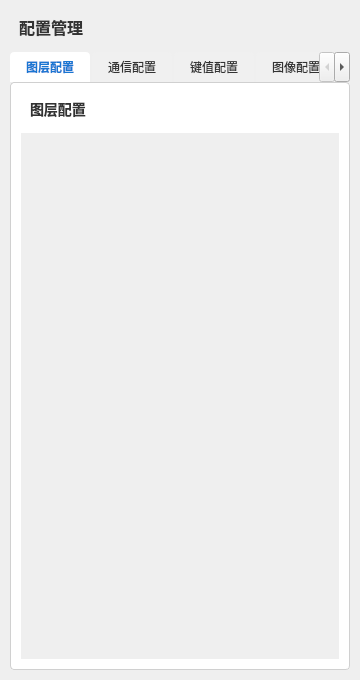
Above: src/mainwindow/ui/display_config_widget.ui from jocaine/ROS2_Qt5_Robot_HMI before the change. Below: the same form after it.
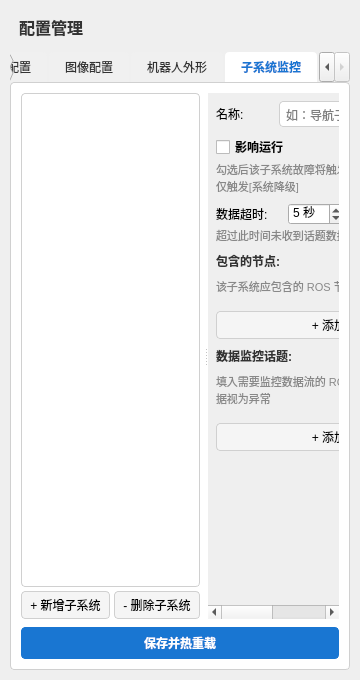
That is the form after the change. The open tabs and pages were chosen to show the change.

Commit message: 1）msg_info: 新增 kReloadNodeGroupConfig 枚举值及对应宏，用于节点组配置热重载消息 2）rclcomm: 新增 reload_node_group_sub_id_ 订阅，Stop() 补全对应 UNSUBSCRIBE 3）display_config_widget.ui: 新增子系统监控 Tab，包含节点组列表、节点/话题编辑区及保存热重载按钮 4）display_config_widget.h: 头文件重构，大量 Qt include 改为前向声明，删除冗余 tab/scrollarea 成员变量及废弃的 image_table_，新增节点组相关成员和方法声明 5）display_config_widget.cpp: 新增节点组增删改查完整逻辑（InitNodeGroupTab / RefreshNodeGroupList / LoadGroupDetail / OnSave 等），各 Init 函数改为直接通过 ui_-> 访问控件

```diff
--- a/src/mainwindow/ui/display_config_widget.ui
+++ b/src/mainwindow/ui/display_config_widget.ui
@@ -1066,6 +1066,398 @@
        </item>
       </layout>
      </widget>
+     <widget class="QWidget" name="nodeGroupTab">
+      <attribute name="title">
+       <string>子系统监控</string>
+      </attribute>
+      <layout class="QVBoxLayout" name="nodeGroupLayout">
+       <property name="leftMargin">
+        <number>10</number>
+       </property>
+       <property name="topMargin">
+        <number>10</number>
+       </property>
+       <property name="rightMargin">
+        <number>10</number>
+       </property>
+       <property name="bottomMargin">
+        <number>10</number>
+       </property>
+       <property name="spacing">
+        <number>8</number>
+       </property>
+       <item>
+        <widget class="QSplitter" name="nodeGroupSplitter">
+         <property name="orientation">
+          <enum>Qt::Horizontal</enum>
+         </property>
+         <widget class="QWidget" name="nodeGroupLeftPanel">
+          <layout class="QVBoxLayout" name="nodeGroupLeftLayout">
+           <property name="leftMargin">
+            <number>0</number>
+           </property>
+           <property name="topMargin">
+            <number>0</number>
+           </property>
+           <property name="rightMargin">
+            <number>4</number>
+           </property>
+           <property name="bottomMargin">
+            <number>0</number>
+           </property>
+           <property name="spacing">
+            <number>4</number>
+           </property>
+           <item>
+            <widget class="QListWidget" name="nodeGroupList">
+             <property name="styleSheet">
+              <string notr="true">QListWidget { border: 1px solid #d0d0d0; border-radius: 4px; background: #fff; }
+QListWidget::item { padding: 6px 8px; }
+QListWidget::item:selected { background: #1976d2; color: #fff; border-radius: 3px; }
+QListWidget::item:hover { background: #e3f2fd; }</string>
+             </property>
+            </widget>
+           </item>
+           <item>
+            <layout class="QHBoxLayout" name="groupBtnLayout">
+             <item>
+              <widget class="QPushButton" name="addGroupBtn">
+               <property name="styleSheet">
+                <string notr="true">QPushButton { border: 1px solid #d0d0d0; border-radius: 4px; padding: 4px 8px; background: #f5f5f5; }
+QPushButton:hover { background: #e0e0e0; }</string>
+               </property>
+               <property name="text">
+                <string>+ 新增子系统</string>
+               </property>
+              </widget>
+             </item>
+             <item>
+              <widget class="QPushButton" name="delGroupBtn">
+               <property name="styleSheet">
+                <string notr="true">QPushButton { border: 1px solid #d0d0d0; border-radius: 4px; padding: 4px 8px; background: #f5f5f5; }
+QPushButton:hover { background: #e0e0e0; }</string>
+               </property>
+               <property name="text">
+                <string>- 删除子系统</string>
+               </property>
+              </widget>
+             </item>
+            </layout>
+           </item>
+          </layout>
+         </widget>
+         <widget class="QScrollArea" name="nodeGroupRightScroll">
+          <property name="styleSheet">
+           <string notr="true">QScrollArea { border: none; }</string>
+          </property>
+          <property name="widgetResizable">
+           <bool>true</bool>
+          </property>
+          <widget class="QWidget" name="nodeGroupRightContent">
+           <layout class="QVBoxLayout" name="nodeGroupRightLayout">
+            <property name="leftMargin">
+             <number>8</number>
+            </property>
+            <property name="topMargin">
+             <number>8</number>
+            </property>
+            <property name="rightMargin">
+             <number>8</number>
+            </property>
+            <property name="bottomMargin">
+             <number>8</number>
+            </property>
+            <property name="spacing">
+             <number>8</number>
+            </property>
+            <item>
+             <layout class="QHBoxLayout" name="groupNameRowLayout">
+              <item>
+               <widget class="QLabel" name="groupNameLabel">
+                <property name="minimumSize">
+                 <size>
+                  <width>55</width>
+                  <height>0</height>
+                 </size>
+                </property>
+                <property name="maximumSize">
+                 <size>
+                  <width>55</width>
+                  <height>16777215</height>
+                 </size>
+                </property>
+                <property name="text">
+                 <string>名称:</string>
+                </property>
+               </widget>
+              </item>
+              <item>
+               <widget class="QLineEdit" name="groupNameEdit">
+                <property name="styleSheet">
+                 <string notr="true">QLineEdit { border:1px solid #d0d0d0; border-radius:4px; padding:4px; }</string>
+                </property>
+                <property name="placeholderText">
+                 <string>如：导航子系统、感知子系统</string>
+                </property>
+               </widget>
+              </item>
+             </layout>
+            </item>
+            <item>
+             <layout class="QVBoxLayout" name="criticalBlockLayout">
+              <property name="spacing">
+               <number>2</number>
+              </property>
+              <item>
+               <layout class="QHBoxLayout" name="criticalRowLayout">
+                <item>
+                 <widget class="QCheckBox" name="groupCriticalCheckbox">
+                  <property name="styleSheet">
+                   <string notr="true">QCheckBox { font-weight: bold; }</string>
+                  </property>
+                  <property name="text">
+                   <string>影响运行</string>
+                  </property>
+                 </widget>
+                </item>
+                <item>
+                 <spacer name="criticalSpacer">
+                  <property name="orientation">
+                   <enum>Qt::Horizontal</enum>
+                  </property>
+                  <property name="sizeHint" stdset="0">
+                   <size>
+                    <width>40</width>
+                    <height>20</height>
+                   </size>
+                  </property>
+                 </spacer>
+                </item>
+               </layout>
+              </item>
+              <item>
+               <widget class="QLabel" name="criticalHintLabel">
+                <property name="styleSheet">
+                 <string notr="true">color: #888; font-size: 11px;</string>
+                </property>
+                <property name="text">
+                 <string>勾选后该子系统故障将触发[系统故障]告警；不勾选仅触发[系统降级]</string>
+                </property>
+                <property name="wordWrap">
+                 <bool>true</bool>
+                </property>
+               </widget>
+              </item>
+             </layout>
+            </item>
+            <item>
+             <layout class="QVBoxLayout" name="timeoutBlockLayout">
+              <property name="spacing">
+               <number>2</number>
+              </property>
+              <item>
+               <layout class="QHBoxLayout" name="timeoutRowLayout">
+                <item>
+                 <widget class="QLabel" name="timeoutLabel">
+                  <property name="minimumSize">
+                   <size>
+                    <width>70</width>
+                    <height>0</height>
+                   </size>
+                  </property>
+                  <property name="maximumSize">
+                   <size>
+                    <width>70</width>
+                    <height>16777215</height>
+                   </size>
+                  </property>
+                  <property name="text">
+                   <string>数据超时:</string>
+                  </property>
+                 </widget>
+                </item>
+                <item>
+                 <widget class="QSpinBox" name="groupTimeoutSpinbox">
+                  <property name="suffix">
+                   <string> 秒</string>
+                  </property>
+                  <property name="minimum">
+                   <number>1</number>
+                  </property>
+                  <property name="maximum">
+                   <number>60</number>
+                  </property>
+                  <property name="value">
+                   <number>5</number>
+                  </property>
+                 </widget>
+                </item>
+                <item>
+                 <spacer name="timeoutSpacer">
+                  <property name="orientation">
+                   <enum>Qt::Horizontal</enum>
+                  </property>
+                  <property name="sizeHint" stdset="0">
+                   <size>
+                    <width>40</width>
+                    <height>20</height>
+                   </size>
+                  </property>
+                 </spacer>
+                </item>
+               </layout>
+              </item>
+              <item>
+               <widget class="QLabel" name="timeoutHintLabel">
+                <property name="styleSheet">
+                 <string notr="true">color: #888; font-size: 11px;</string>
+                </property>
+                <property name="text">
+                 <string>超过此时间未收到话题数据，视为数据中断</string>
+                </property>
+               </widget>
+              </item>
+             </layout>
+            </item>
+            <item>
+             <widget class="QLabel" name="nodesLabel">
+              <property name="styleSheet">
+               <string notr="true">font-weight: bold; color: #333;</string>
+              </property>
+              <property name="text">
+               <string>包含的节点:</string>
+              </property>
+             </widget>
+            </item>
+            <item>
+             <widget class="QLabel" name="nodesHintLabel">
+              <property name="styleSheet">
+               <string notr="true">color: #888; font-size: 11px;</string>
+              </property>
+              <property name="text">
+               <string>该子系统应包含的 ROS 节点名称，缺失时触发告警</string>
+              </property>
+             </widget>
+            </item>
+            <item>
+             <widget class="QFrame" name="nodesScrollContent">
+              <layout class="QVBoxLayout" name="nodesScrollLayout">
+               <property name="leftMargin">
+                <number>0</number>
+               </property>
+               <property name="topMargin">
+                <number>0</number>
+               </property>
+               <property name="rightMargin">
+                <number>0</number>
+               </property>
+               <property name="bottomMargin">
+                <number>0</number>
+               </property>
+               <property name="spacing">
+                <number>2</number>
+               </property>
+              </layout>
+             </widget>
+            </item>
+            <item>
+             <widget class="QPushButton" name="addNodeBtn">
+              <property name="styleSheet">
+               <string notr="true">QPushButton { border: 1px solid #d0d0d0; border-radius: 4px; padding: 4px 8px; background: #f5f5f5; }
+QPushButton:hover { background: #e0e0e0; }</string>
+              </property>
+              <property name="text">
+               <string>+ 添加节点</string>
+              </property>
+             </widget>
+            </item>
+            <item>
+             <widget class="QLabel" name="topicsLabel">
+              <property name="styleSheet">
+               <string notr="true">font-weight: bold; color: #333;</string>
+              </property>
+              <property name="text">
+               <string>数据监控话题:</string>
+              </property>
+             </widget>
+            </item>
+            <item>
+             <widget class="QLabel" name="topicsHintLabel">
+              <property name="styleSheet">
+               <string notr="true">color: #888; font-size: 11px;</string>
+              </property>
+              <property name="text">
+               <string>填入需要监控数据流的 ROS 话题名，超时未收到数据视为异常</string>
+              </property>
+              <property name="wordWrap">
+               <bool>true</bool>
+              </property>
+             </widget>
+            </item>
+            <item>
+             <widget class="QFrame" name="topicsScrollContent">
+              <layout class="QVBoxLayout" name="topicsScrollLayout">
+               <property name="leftMargin">
+                <number>0</number>
+               </property>
+               <property name="topMargin">
+                <number>0</number>
+               </property>
+               <property name="rightMargin">
+                <number>0</number>
+               </property>
+               <property name="bottomMargin">
+                <number>0</number>
+               </property>
+               <property name="spacing">
+                <number>2</number>
+               </property>
+              </layout>
+             </widget>
+            </item>
+            <item>
+             <widget class="QPushButton" name="addTopicBtn">
+              <property name="styleSheet">
+               <string notr="true">QPushButton { border: 1px solid #d0d0d0; border-radius: 4px; padding: 4px 8px; background: #f5f5f5; }
+QPushButton:hover { background: #e0e0e0; }</string>
+              </property>
+              <property name="text">
+               <string>+ 添加话题</string>
+              </property>
+             </widget>
+            </item>
+            <item>
+             <spacer name="nodeGroupRightSpacer">
+              <property name="orientation">
+               <enum>Qt::Vertical</enum>
+              </property>
+              <property name="sizeHint" stdset="0">
+               <size>
+                <width>20</width>
+                <height>40</height>
+               </size>
+              </property>
+             </spacer>
+            </item>
+           </layout>
+          </widget>
+         </widget>
+        </widget>
+       </item>
+       <item>
+        <widget class="QPushButton" name="saveNodeGroupBtn">
+         <property name="styleSheet">
+          <string notr="true">QPushButton { border:1px solid #1976d2; border-radius:4px; padding:6px 16px;
+              background:#1976d2; color:#fff; font-weight:bold; }
+QPushButton:hover { background:#1565c0; }</string>
+         </property>
+         <property name="text">
+          <string>保存并热重载</string>
+         </property>
+        </widget>
+       </item>
+      </layout>
+     </widget>
     </widget>
    </item>
   </layout>
```
The commit also changes 6 other files.
